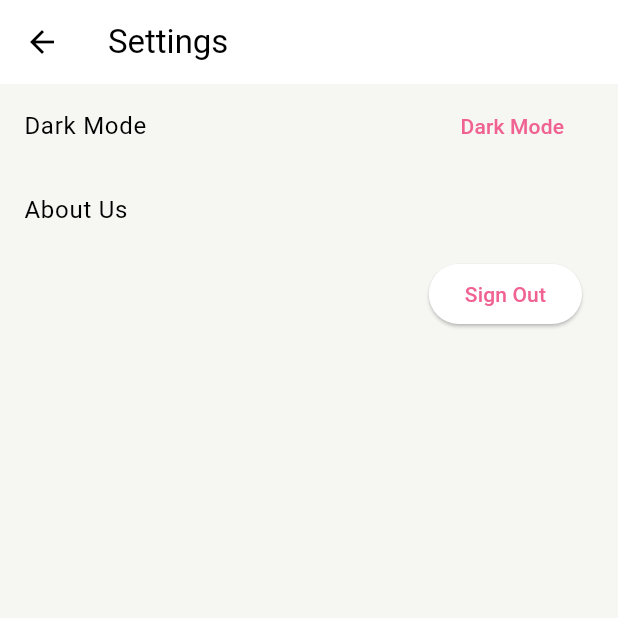
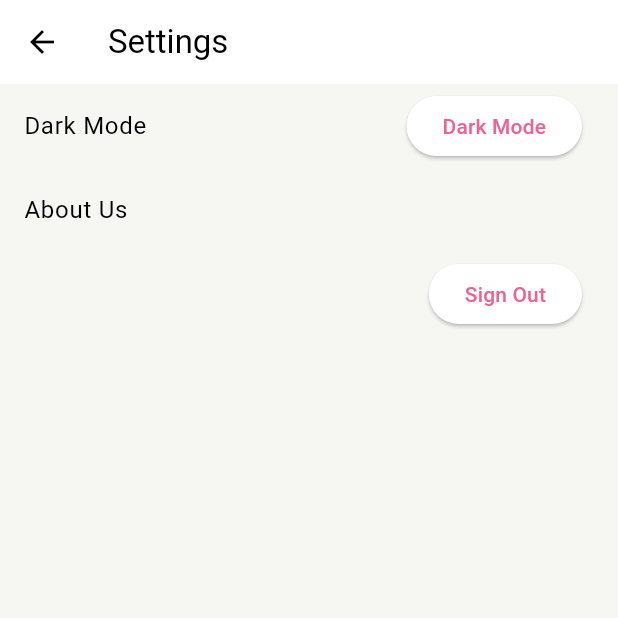
Before and after one commit to DeryckeTayron/SmartApp-Eindopdracht, a Flutter app: the screen it shows once a user with an empty profile is signed in, item 3 of the bottom bar chosen, after a tap on "Dark Mode", after a tap on "Light Mode", on a phone screen of 412 x 824 dp, the top half of it. Run offline on Flutter 3.47's test engine with Material 3 defaults, Android fonts, the phone set to English and light mode, and no system bars; our stand-ins replace cloud_firestore, firebase_auth, firebase_core, flutter_map, geolocator, latlong2; missing offline and left inert: flutter_map_marker_popup; accounts and stored records are empty.

Commit message:
fixed most problems

```diff
--- a/vend_app/lib/pages/dashboard_page.dart
+++ b/vend_app/lib/pages/dashboard_page.dart
@@ -80,7 +80,7 @@ class _DashboardPageState extends State<DashboardPage> {
             final userId = snapshot.get('userId') as String;
             final machineType = snapshot.get('machineType') as String;
             final machineName = snapshot.get('machineName') as String;
-            final id = snapshot.id as String;
+            final id = snapshot.id;
             vendingMachines.add(VendingMachine(
                 userId, latitude, longitude, machineType, machineName, id));
           } else {
@@ -122,8 +122,8 @@ class _DashboardPageState extends State<DashboardPage> {
   // }
 
   void navigateToSettings() {
-    Navigator.push(
-        context, MaterialPageRoute(builder: (context) => MySettingsPage()));
+    Navigator.push(context,
+        MaterialPageRoute(builder: (context) => const MySettingsPage()));
   }
 
   void filterVendingMachines() {
@@ -168,7 +168,7 @@ class _DashboardPageState extends State<DashboardPage> {
           'machineType': machineType
         })
         .then((value) => value.id)
-        .catchError((error) => print("Failed to add vending machine: $error"));
+        .catchError((error) => "Failed to add vending machine");
   }
 
 // function to build pin on map
@@ -213,6 +213,7 @@ class _DashboardPageState extends State<DashboardPage> {
                     if (value == null || value.isEmpty) {
                       return 'Please enter a name';
                     }
+                    return null;
                   },
                 ),
                 const SizedBox(height: 10), // Add some spacing between fields
@@ -240,6 +241,7 @@ class _DashboardPageState extends State<DashboardPage> {
                     if (value == null) {
                       return 'Please choose a vending machine type';
                     }
+                    return null;
                   },
                 ),
               ],
@@ -274,6 +276,7 @@ class _DashboardPageState extends State<DashboardPage> {
                     machineType,
                     name,
                     id)));
+                // ignore: use_build_context_synchronously
                 Navigator.pop(context);
               }
             },
@@ -304,8 +307,6 @@ class _DashboardPageState extends State<DashboardPage> {
             // Update variables with retrieved data to use for my location on map
             _latitude = snapshot.data!.latitude;
             _longitude = snapshot.data!.longitude;
-            String machineType = '';
-            String machineName = '';
 
             return FlutterMap(
               mapController: MapController(),
--- a/vend_app/lib/pages/settings_page.dart
+++ b/vend_app/lib/pages/settings_page.dart
@@ -5,6 +5,8 @@ import 'package:vend_app/widget_tree.dart';
 import 'package:vend_app/widgets/dark_mode_button.dart';
 
 class MySettingsPage extends StatefulWidget {
+  const MySettingsPage({super.key});
+
   @override
   _MySettingsPageState createState() => _MySettingsPageState();
 }
@@ -16,6 +18,7 @@ class _MySettingsPageState extends State<MySettingsPage> {
     await Auth().signOut();
     Navigator.pushAndRemoveUntil(
       // Use Navigator.pushReplacement
+      // ignore: use_build_context_synchronously
       context,
       MaterialPageRoute(builder: (context) => const WidgetTree()),
       (Route<dynamic> route) => false,
@@ -43,8 +46,8 @@ class _MySettingsPageState extends State<MySettingsPage> {
       ),
       body: ListView(
         children: [
-          ListTile(
-            title: const Text('Dark Mode'),
+          const ListTile(
+            title: Text('Dark Mode'),
             trailing: DarkModeToggleButton(),
           ),
           ListTile(
--- a/vend_app/lib/theme/theme.dart
+++ b/vend_app/lib/theme/theme.dart
@@ -9,11 +9,13 @@ ThemeData lightMode = ThemeData(
   colorScheme: ColorScheme.light(
       background: vendAppWhite,
       primary: Colors.pink.shade300,
-        secondary: Colors.pink.shade200));
+      secondary: Colors.pink.shade200),
+);
 
 ThemeData darkMode = ThemeData(
   brightness: Brightness.dark,
   colorScheme: ColorScheme.dark(
       background: vendAppBlack,
       primary: Colors.green.shade800,
-        secondary: Colors.green.shade700));
+      secondary: Colors.green.shade700),
+);
--- a/vend_app/lib/widgets/dark_mode_button.dart
+++ b/vend_app/lib/widgets/dark_mode_button.dart
@@ -3,11 +3,13 @@ import 'package:provider/provider.dart';
 import 'package:vend_app/theme/theme_provider.dart';
 
 class DarkModeToggleButton extends StatelessWidget {
+  const DarkModeToggleButton({super.key});
+
   @override
   Widget build(BuildContext context) {
     final themeProvider = Provider.of<ThemeProvider>(context);
 
-    return TextButton(
+    return ElevatedButton(
       onPressed: themeProvider.toggleTheme,
       child: Text(
         themeProvider.isDarkMode ? 'Light Mode' : 'Dark Mode',
--- a/vend_app/lib/widgets/marker_popup.dart
+++ b/vend_app/lib/widgets/marker_popup.dart
@@ -1,19 +1,15 @@
 import 'package:cloud_firestore/cloud_firestore.dart';
 import 'package:flutter/material.dart';
-import 'package:flutter/widgets.dart';
-import 'package:flutter_map_marker_popup/flutter_map_marker_popup.dart';
 import 'package:vend_app/models/vending_machine.dart';
 
 class VendingMachineMarkerPopup extends StatelessWidget {
   final VendingMachine vendingMachine;
   final Function onDelete;
 
-
-
   VendingMachineMarkerPopup(
       {super.key, required this.vendingMachine, required this.onDelete});
 
-  CollectionReference vendingMachinesCollection =
+  final CollectionReference vendingMachinesCollection =
       FirebaseFirestore.instance.collection('vendingMachines');
 
   @override
@@ -57,7 +53,6 @@ class VendingMachineMarkerPopup extends StatelessWidget {
                 icon: const Icon(Icons.delete, size: 20.0),
                 onPressed: () {
                   onDelete(vendingMachine);
-
                 },
               ),
             ],
```
Lines whose indentation alone changed are shown as unchanged.
